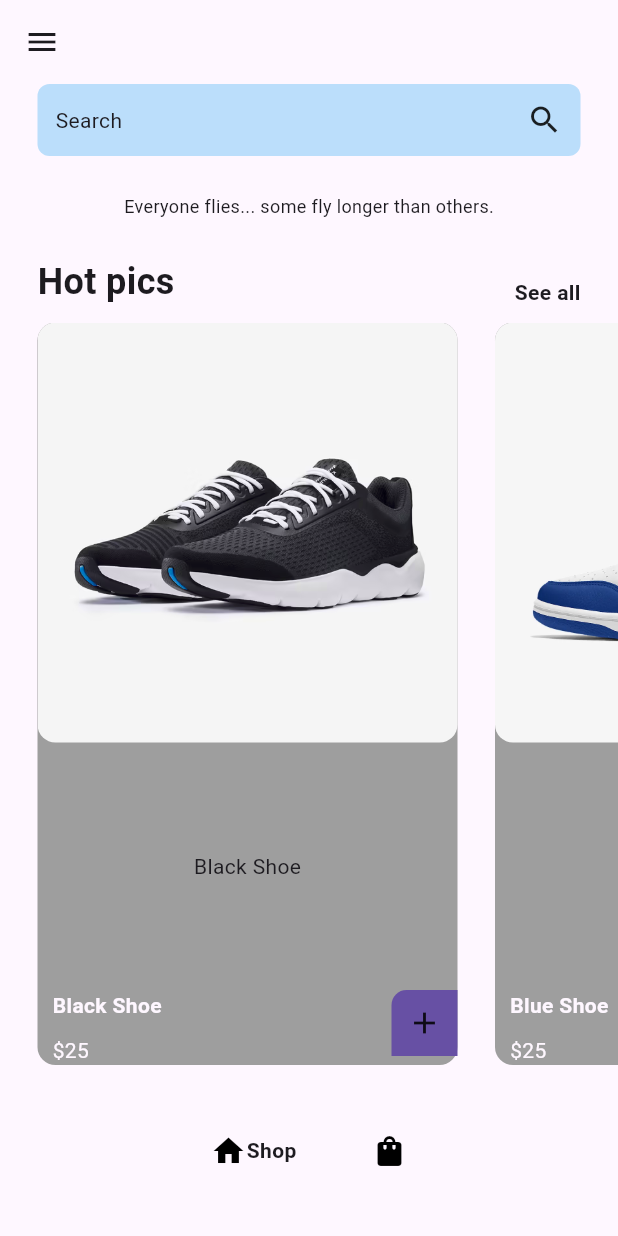
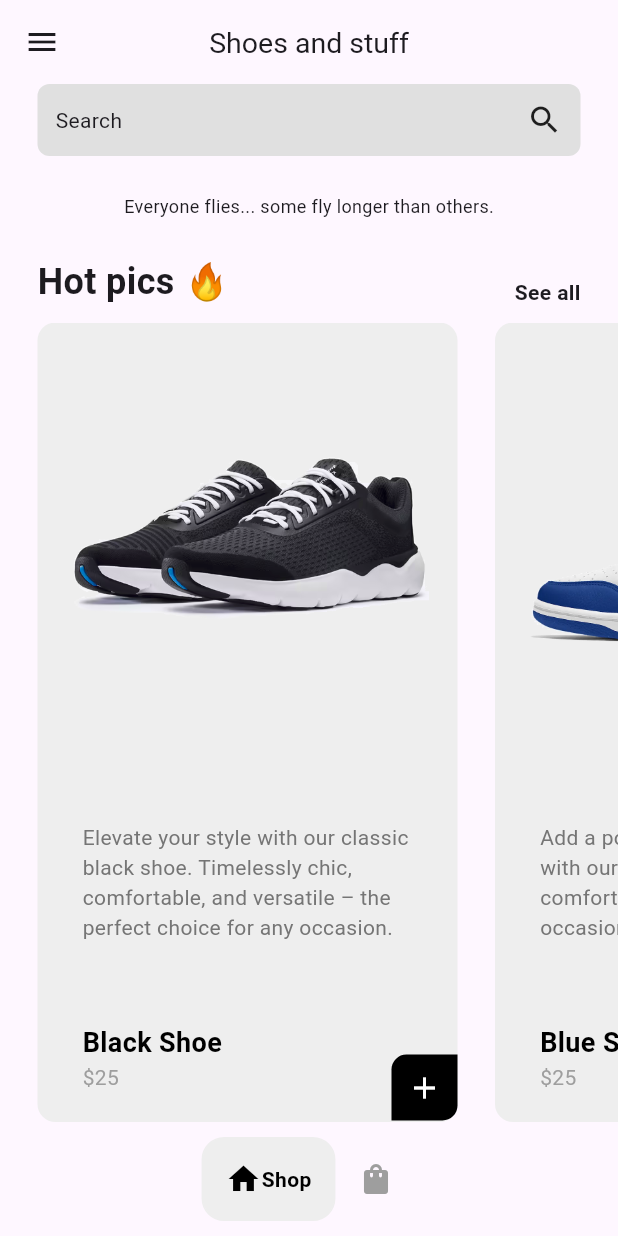
Before and after one commit to mateus-sartorio/ecommerce-app-frontend, a Flutter app: the screen it shows after launch, after a tap on "Show now", on a phone screen of 412 x 824 dp. Run offline on Flutter 3.47's test engine with Material 3 defaults, Android fonts, the phone set to English and light mode, and no system bars; drawn by our look-alikes of google_nav_bar.

Commit message:
tweaked styles and removed backeground from images
tweaked styles from intro, shop and home page, and from shoe_tile and bottom_navbar, also removed dark theme altogether from the app

```diff
--- a/lib/components/bottom_navbar.dart
+++ b/lib/components/bottom_navbar.dart
@@ -9,10 +9,16 @@ class BottomNavbar extends StatelessWidget {
   @override
   Widget build(BuildContext context) {
     return Container(
-      padding: const EdgeInsets.symmetric(vertical: 20),
+      padding: const EdgeInsets.symmetric(vertical: 10),
       child: GNav(
+          padding: const EdgeInsets.all(15),
+          color: Colors.grey,
+          activeColor: Colors.black,
+          tabActiveBorder: Border.all(color: Colors.grey[200]!),
+          tabBackgroundColor: Colors.grey[200]!,
           mainAxisAlignment: MainAxisAlignment.center,
           onTabChange: (value) => onTabChange!(value),
+          tabBorderRadius: 15,
           tabs: const [
             GButton(icon: Icons.home, text: "Shop"),
             GButton(
--- a/lib/components/shoe_tile.dart
+++ b/lib/components/shoe_tile.dart
@@ -14,53 +14,71 @@ class ShoeTile extends StatelessWidget {
       margin: const EdgeInsets.only(left: 25),
       width: 280,
       decoration: BoxDecoration(
-          color: Colors.grey, borderRadius: BorderRadius.circular(12)),
+          color: Colors.grey[200], borderRadius: BorderRadius.circular(12)),
       child:
           Column(mainAxisAlignment: MainAxisAlignment.spaceBetween, children: [
         ClipRRect(
             borderRadius: BorderRadius.circular(12),
             child: Image.asset(shoe.imagePath)),
-        Text(shoe.description),
+        Container(
+          margin: const EdgeInsets.symmetric(horizontal: 30),
+          child: Text(
+            shoe.description.length > 150
+                ? "${shoe.description.substring(0, 150)}..."
+                : shoe.description,
+            style: TextStyle(color: Colors.grey[600]),
+          ),
+        ),
         Padding(
           padding: const EdgeInsets.only(left: 10),
           child: Row(
             mainAxisAlignment: MainAxisAlignment.spaceBetween,
-            crossAxisAlignment: CrossAxisAlignment.start,
             children: [
-              Column(
+              Padding(
+                padding: const EdgeInsets.only(bottom: 20, left: 20),
+                child: Column(
                   crossAxisAlignment: CrossAxisAlignment.start,
                   children: [
                     // shoe name
                     Text(
                       shoe.name,
-                    style: TextStyle(
+                      style: const TextStyle(
                           fontWeight: FontWeight.bold,
-                        color: Theme.of(context).cardColor),
+                          color: Colors.black,
+                          fontSize: 18),
                     ),
-
-                  const SizedBox(height: 10),
 
                     // price
                     Text(
                       "\$${shoe.price}",
-                    style: TextStyle(color: Theme.of(context).cardColor),
+                      style: const TextStyle(color: Colors.grey),
                     )
                   ],
                 ),
+              ),
 
               // plus button
+              Column(
+                mainAxisAlignment: MainAxisAlignment.spaceBetween,
+                children: [
+                  const SizedBox(
+                    height: 20,
+                  ),
                   GestureDetector(
                     onTap: () => onTap!(),
                     child: Container(
                         padding: const EdgeInsets.all(10),
-                    decoration: BoxDecoration(
-                        color: Theme.of(context).primaryColor,
-                        borderRadius: const BorderRadius.only(
+                        decoration: const BoxDecoration(
+                            color: Colors.black,
+                            borderRadius: BorderRadius.only(
                                 topLeft: Radius.circular(10),
-                        )),
+                                bottomRight: Radius.circular(10))),
                         child: const Icon(
                           Icons.add,
+                          color: Colors.white,
                         )),
+                  ),
+                ],
               )
             ],
           ),
--- a/lib/main.dart
+++ b/lib/main.dart
@@ -23,7 +23,6 @@ class _MainState extends State<MyApp> {
         debugShowCheckedModeBanner: false,
         home: const IntroPage(),
         theme: ThemeData.light(),
-        darkTheme: ThemeData.dark(),
       ),
     );
   }
--- a/lib/models/cart.dart
+++ b/lib/models/cart.dart
@@ -8,37 +8,44 @@ class Cart extends ChangeNotifier {
         name: "Black Shoe",
         price: "25",
         imagePath: "assets/images/black-shoe.png",
-        description: "Black Shoe"),
+        description:
+            "Elevate your style with our classic black shoe. Timelessly chic, comfortable, and versatile – the perfect choice for any occasion."),
     Shoe(
         name: "Blue Shoe",
         price: "25",
         imagePath: "assets/images/blue-shoe.png",
-        description: "Blue Shoe"),
+        description:
+            "Add a pop of color to your step with our vibrant blue shoe. Stylish, comfortable, and perfect for any occasion."),
     Shoe(
         name: "Nike Shoe",
         price: "25",
         imagePath: "assets/images/nike-shoe.png",
-        description: "Nike Shoe"),
+        description:
+            "Step into superior performance with our Nike shoe. Stylish design meets unbeatable comfort, making it your go-to choice for any activity. Just do it."),
     Shoe(
         name: "Red Shoe",
         price: "25",
         imagePath: "assets/images/red-shoe.png",
-        description: "Red Shoe"),
+        description:
+            "Make a bold statement with our red shoe. Stylish, comfortable, and ready for any occasion. Stand out with every step."),
     Shoe(
         name: "Running Shoe",
         price: "25",
         imagePath: "assets/images/running-shoe.png",
-        description: "Running Shoe"),
+        description:
+            "Gear up for your run with our dynamic running shoe. Lightweight, comfortable, and built for speed. Lace up and conquer your miles."),
     Shoe(
         name: "Social Shoe",
         price: "25",
         imagePath: "assets/images/social-shoe.png",
-        description: "Social Shoe"),
+        description:
+            "Step out with attitude in our sleek social shoe. Small in size, big in style—perfect for making a statement wherever you go."),
     Shoe(
         name: "White Shoe",
         price: "25",
         imagePath: "assets/images/white-shoe.png",
-        description: "White Shoe"),
+        description:
+            "Step into crisp elegance with our white shoe. Clean, versatile, and effortlessly stylish, it's the perfect choice for a timeless look. From casual outings to special occasions, this white shoe complements any wardrobe with a touch of sophistication."),
   ];
 
   // list of items in user cart
--- a/lib/pages/home_page.dart
+++ b/lib/pages/home_page.dart
@@ -34,6 +34,11 @@ class _HomePageState extends State<HomePage> {
           BottomNavbar(onTabChange: (index) => navigateBottomBar(index)),
       body: _pages[_selectedIndex],
       appBar: AppBar(
+          centerTitle: true,
+          title: const Text(
+            "Shoes and stuff",
+            style: TextStyle(fontSize: 19),
+          ),
           backgroundColor: Colors.transparent,
           elevation: 0,
           leading: Builder(
--- a/lib/pages/intro_page.dart
+++ b/lib/pages/intro_page.dart
@@ -30,22 +30,35 @@ class IntroPage extends StatelessWidget {
             const SizedBox(height: 24),
 
             // sub title
-            const Text(
-              "Brand new sneakers and custom kicks made with",
-              style: TextStyle(fontSize: 16),
+            Text(
+              "Brand new sneakers and custom kicks made with premium quality",
+              style: TextStyle(fontSize: 16, color: Colors.grey[600]),
               textAlign: TextAlign.center,
             ),
 
             const SizedBox(height: 48),
 
             //start now button
-            ElevatedButton(
-                onPressed: () => Navigator.push(context,
-                    MaterialPageRoute(builder: (context) => const HomePage())),
-                child: const Text(
-                  "Show now",
-                  style: TextStyle(fontWeight: FontWeight.bold),
-                ))
+            SizedBox(
+              width: double.infinity,
+              child: ElevatedButton(
+                  style: ElevatedButton.styleFrom(
+                      padding: EdgeInsets.all(20),
+                      shape: RoundedRectangleBorder(
+                          borderRadius: BorderRadius.circular(10)),
+                      backgroundColor: Colors.black),
+                  onPressed: () => Navigator.push(
+                      context,
+                      MaterialPageRoute(
+                          builder: (context) => const HomePage())),
+                  child: Text(
+                    "Show now",
+                    style: TextStyle(
+                        fontWeight: FontWeight.bold,
+                        fontSize: 16,
+                        color: Colors.white),
+                  )),
+            )
           ]),
         ),
       ),
--- a/lib/pages/shop_page.dart
+++ b/lib/pages/shop_page.dart
@@ -39,7 +39,7 @@ class _ShopPageState extends State<ShopPage> {
             padding: const EdgeInsets.all(12),
             margin: const EdgeInsets.symmetric(horizontal: 25),
             decoration: BoxDecoration(
-                color: Theme.of(context).primaryColorLight,
+                color: Colors.grey[300],
                 borderRadius: BorderRadius.circular(8)),
             child: const Row(
               mainAxisAlignment: MainAxisAlignment.spaceBetween,
@@ -63,7 +63,7 @@ class _ShopPageState extends State<ShopPage> {
               crossAxisAlignment: CrossAxisAlignment.end,
               children: [
                 Text(
-                  "Hot pics",
+                  "Hot pics 🔥",
                   style: TextStyle(fontWeight: FontWeight.bold, fontSize: 24),
                 ),
                 Text(
```
Also changed, not shown: assets/images/black-shoe.png, assets/images/blue-shoe.png, assets/images/nike-shoe.png, assets/images/red-shoe.png, assets/images/running-shoe.png, assets/images/social-shoe.png, assets/images/white-shoe.png. Lines whose indentation alone changed are shown as unchanged.
